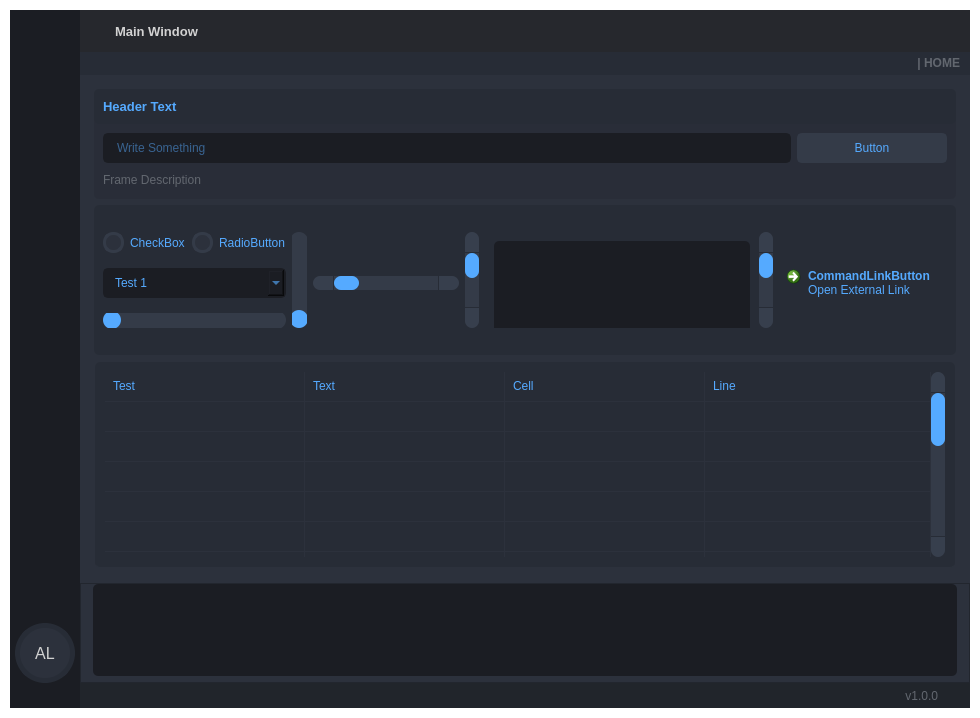
This is visuals/GUI_BASE.ui in dariolggomez/HEATS-BOARD as Qt 5 draws it before an edit. The edited form follows.
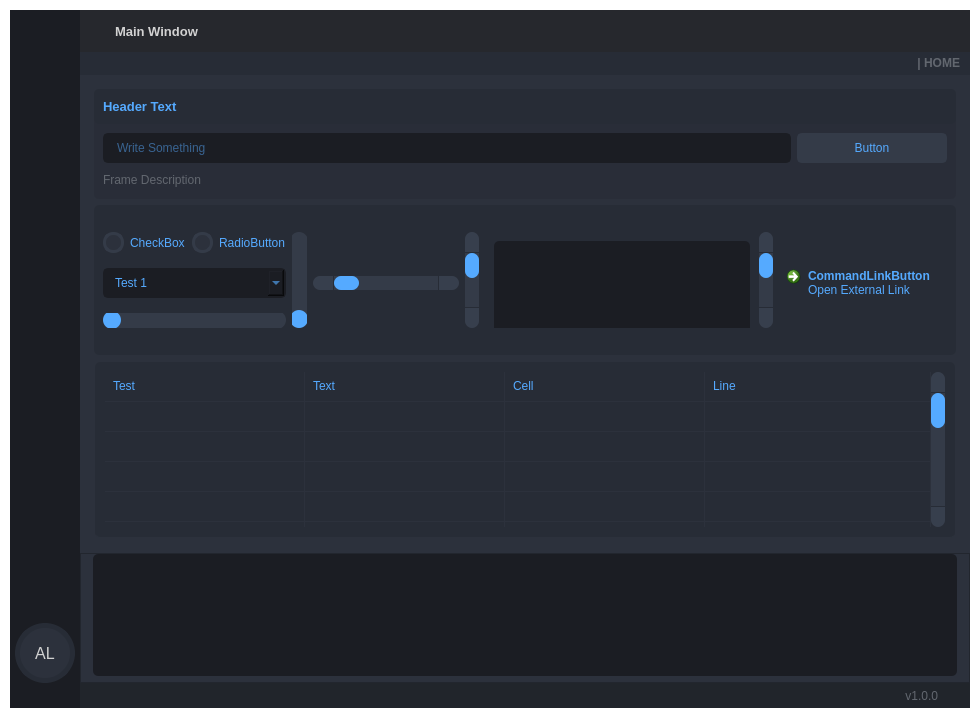
This is the edited form. The open tabs and pages were chosen to show the change. Icons and pictures are not drawn.

```diff
--- a/visuals/GUI_BASE.ui
+++ b/visuals/GUI_BASE.ui
@@ -3532,13 +3532,13 @@
                <property name="minimumSize">
                 <size>
                  <width>0</width>
-                 <height>100</height>
+                 <height>130</height>
                 </size>
                </property>
                <property name="maximumSize">
                 <size>
                  <width>16777215</width>
-                 <height>100</height>
+                 <height>150</height>
                 </size>
                </property>
                <property name="styleSheet">
```
Left out of the diff: 2 changed lines with no effect on the pictures.
